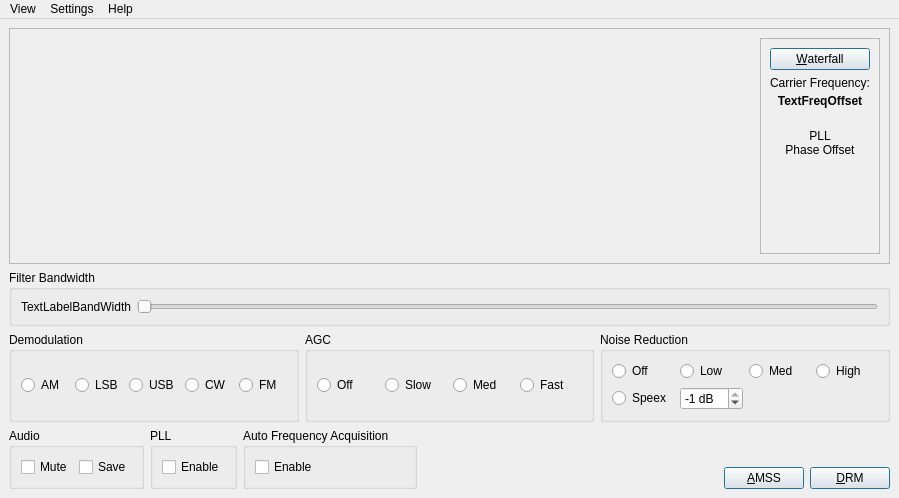
Above: src/GUI-QT/AMMainWindow.ui from wwek/dream before the change. Below: the same form after it.
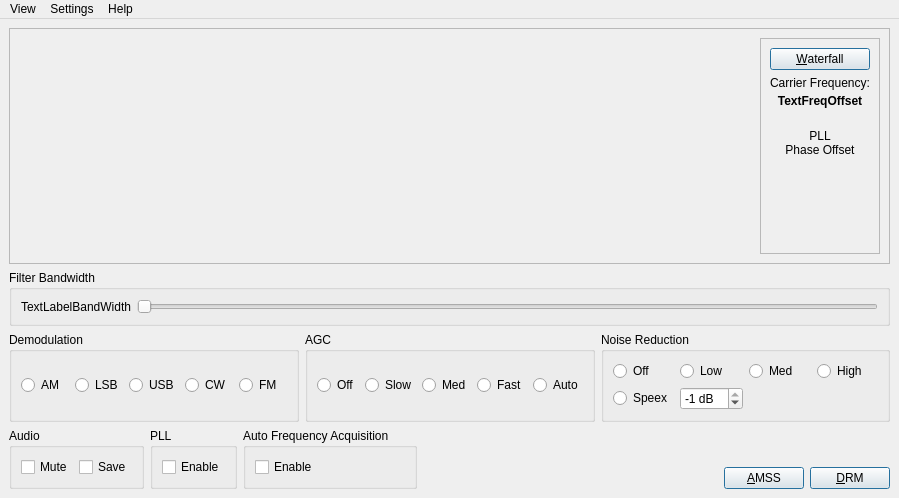
That is the form after the change. Icons and pictures are not drawn. Custom widgets are drawn as their Qt base class.

Patch:
```diff
--- a/src/GUI-QT/AMMainWindow.ui
+++ b/src/GUI-QT/AMMainWindow.ui
@@ -337,6 +337,16 @@
            </attribute>
           </widget>
          </item>
+         <item>
+          <widget class="QRadioButton" name="RadioButtonAGCAuto">
+           <property name="text">
+            <string>Auto</string>
+           </property>
+           <attribute name="buttonGroup">
+            <string notr="true">ButtonGroupAGC</string>
+           </attribute>
+          </widget>
+         </item>
         </layout>
        </widget>
       </item>
```
